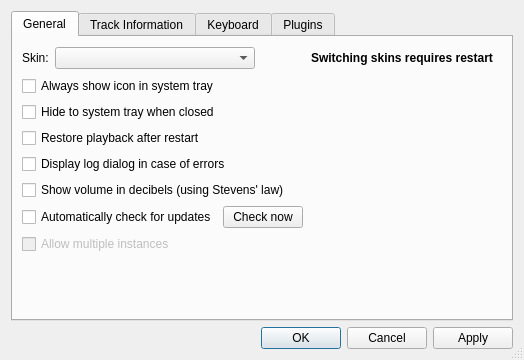
First picture: the form in src/preferencesDialog.ui, repository nulloy/nulloy, before the edit.
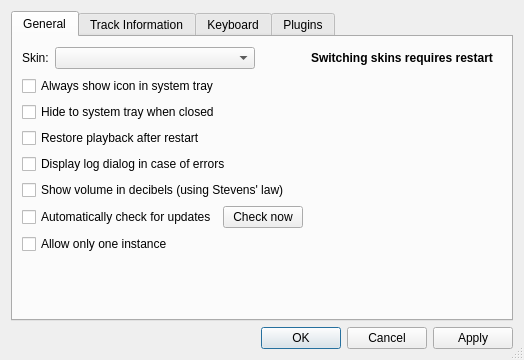
Second picture: the form after the edit. Custom widgets are drawn as their Qt base class.

Commit message: allow multiple instances

```diff
--- a/src/preferencesDialog.ui
+++ b/src/preferencesDialog.ui
@@ -189,12 +189,9 @@
         </layout>
        </item>
        <item>
-        <widget class="QCheckBox" name="multipleInstansesCheckBox">
-         <property name="enabled">
-          <bool>false</bool>
-         </property>
+        <widget class="QCheckBox" name="singleInstanceCheckBox">
          <property name="text">
-          <string>Allow multiple instances</string>
+          <string>Allow only one instance</string>
          </property>
         </widget>
        </item>
```
Left out of the diff: 4 changed lines with no effect on the pictures. The commit also changes 4 other files.
